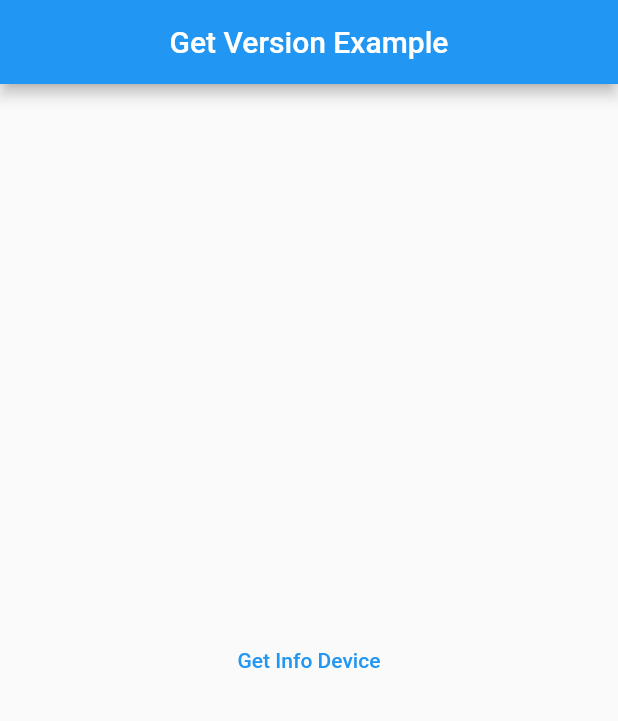
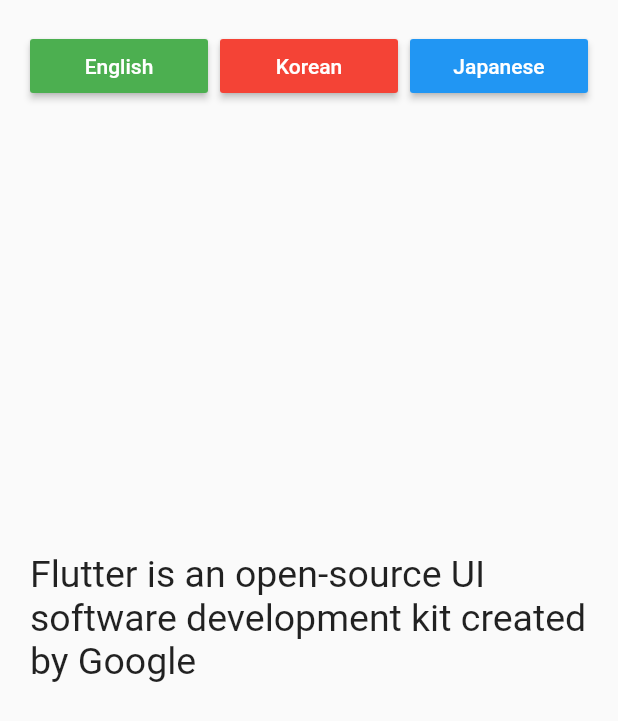
Before and after one commit to MurodTuraev/flutter_advanced, a Flutter app: the screen it shows after launch, on a phone screen of 412 x 824 dp. Shown: the top 721 px of the screen. Run offline on Flutter 3.47's test engine with Material 2 defaults, Android fonts, the phone set to English and light mode, and no system bars; our stand-ins replace device_info, easy_localization, fluttertoast, logger.

```diff
--- /dev/null
+++ b/assets/translations/en-US.json
@@ -0,0 +1,6 @@
+{
+  "str_txt": "Flutter is an open-source UI software development kit created by Google",
+  "str_eng": "English",
+  "str_kr": "Korean",
+  "str_jp": "Japanese"
+}
--- /dev/null
+++ b/assets/translations/jp-JP.json
@@ -0,0 +1,6 @@
+{
+  "str_txt": "Flutter は、Google によって作成されたオープンソースの UI ソフトウェア開発キットです",
+  "str_eng": "English",
+  "str_kr": "Kankoku-go",
+  "str_jp": "Japanesu"
+}
--- /dev/null
+++ b/assets/translations/kr-KR.json
@@ -0,0 +1,6 @@
+{
+  "str_txt": "Flutter는 Google에서 만든 오픈 소스 UI 소프트웨어 개발 키트입니다.",
+  "str_eng": "English",
+  "str_kr": "Hangug-in",
+  "str_jp": "ilbon-in"
+}
--- a/lib/pages/home_page.dart
+++ b/lib/pages/home_page.dart
@@ -1,4 +1,5 @@
 import 'dart:io';
+import 'package:easy_localization/easy_localization.dart';
 import 'package:flutter/material.dart';
 import 'package:flutter_advanced/service/log.dart';
 import 'package:flutter_advanced/service/utils_service.dart';
@@ -16,19 +17,55 @@ class _HomePageState extends State<HomePage> {
   @override
   Widget build(BuildContext context) {
     return Scaffold(
-      appBar: AppBar(
-        title: Text("Get Version Example"),
-        centerTitle: true,
-      ),
+      // appBar: AppBar(
+      //   title: Text("Get Version Example"),
+      //   centerTitle: true,
+      // ),
       body: Center(
-        child: TextButton(
-          onPressed: (){
-            Utils.deviceParams().then((value) => {
-              LogService.i(value.toString())
-            });
-          },
-          child: Text('Get Info Device'),
-        ),
+        child: Container(
+          padding: EdgeInsets.all(20),
+          child: Stack(
+            children: [
+              Center(child: Text("str_txt", style: TextStyle(fontSize: 25),).tr(),),
+              Row(
+                crossAxisAlignment: CrossAxisAlignment.end,
+                // mainAxisAlignment: MainAxisAlignment.end,
+                children: [
+                  Expanded(
+                    child: MaterialButton(
+                      color: Colors.green,
+                      onPressed: (){
+                        context.setLocale(const Locale('en', 'US'));
+                      },
+                      child: Text("str_eng", style: TextStyle(color: Colors.white),).tr(),
+                    ),
+                  ),
+                  SizedBox(width: 8,),
+                  Expanded(
+                    child: MaterialButton(
+                      color: Colors.red,
+                      onPressed: (){
+                        context.setLocale(const Locale('kr', 'KR'));
+                      },
+                      child: Text("str_kr", style: TextStyle(color: Colors.white),).tr(),
+                    ),
+                  ),
+                  SizedBox(width: 8,),
+                  Expanded(
+                    child: MaterialButton(
+                      color: Colors.blue,
+                      onPressed: (){
+                        context.setLocale(const Locale('jp', 'JP'));
+                      },
+                      child: Text("str_jp", style: TextStyle(color: Colors.white),).tr(),
+                    ),
+                  ),
+
+                ],
+              )
+            ],
+          ),
+        )
       ),
     );
   }
--- a/pubspec.yaml
+++ b/pubspec.yaml
@@ -32,4 +32,6 @@ flutter:
   uses-material-design: true
 
   assets:
-    - assets/
+    - assets/translations/en-US.json
+    - assets/translations/kr-KR.json
+    - assets/translations/jp-JP.json
```
Also changed, not shown: assets/translations/fr-FR.json (added, +7 -0 lines), assets/translations/ru-RU.json (added, +7 -0 lines), assets/translations/uz-UZ.json (added, +7 -0 lines), lib/main.dart (+16 -2 lines), 5 other files.
